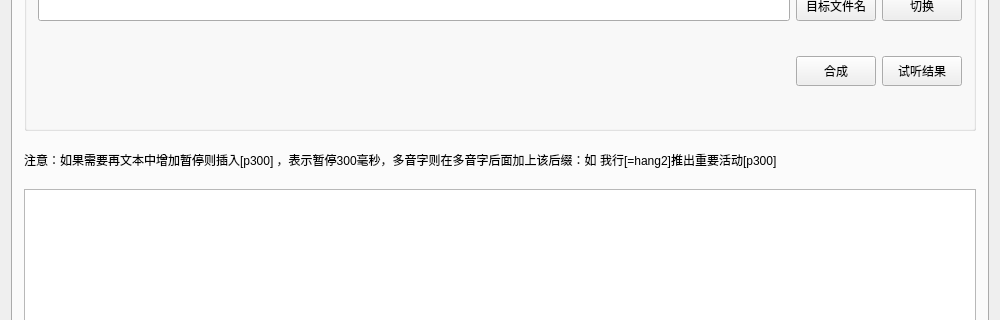
Above: auto/auto/AutoMainWnd.ui from sc-bai/auto before the change; both pictures show x 0 to 1000 and y 117 to 437 of the 1000 by 806 pixel window. Below: the same form after it.
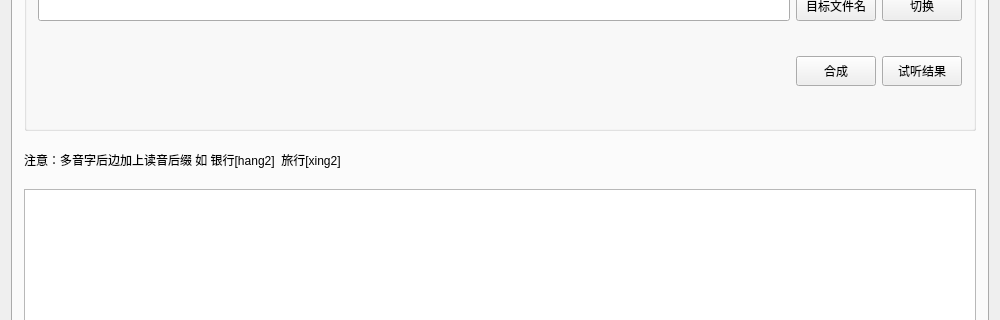
That is the form after the change. The open tabs and pages were chosen to show the change.

Commit message: feat : 一的读音不正确 &&

```diff
--- a/auto/auto/AutoMainWnd.ui
+++ b/auto/auto/AutoMainWnd.ui
@@ -375,7 +375,7 @@
         <item>
          <widget class="QLabel" name="label_3">
           <property name="text">
-           <string>注意：如果需要再文本中增加暂停则插入[p300] ，表示暂停300毫秒，多音字则在多音字后面加上该后缀：如 我行[=hang2]推出重要活动[p300]</string>
+           <string>注意：多音字后边加上读音后缀 如 银行[hang2]  旅行[xing2]</string>
           </property>
          </widget>
         </item>
```
Left out of the diff: 2 changed lines with no effect on the pictures. The commit also changes 1 other file.
